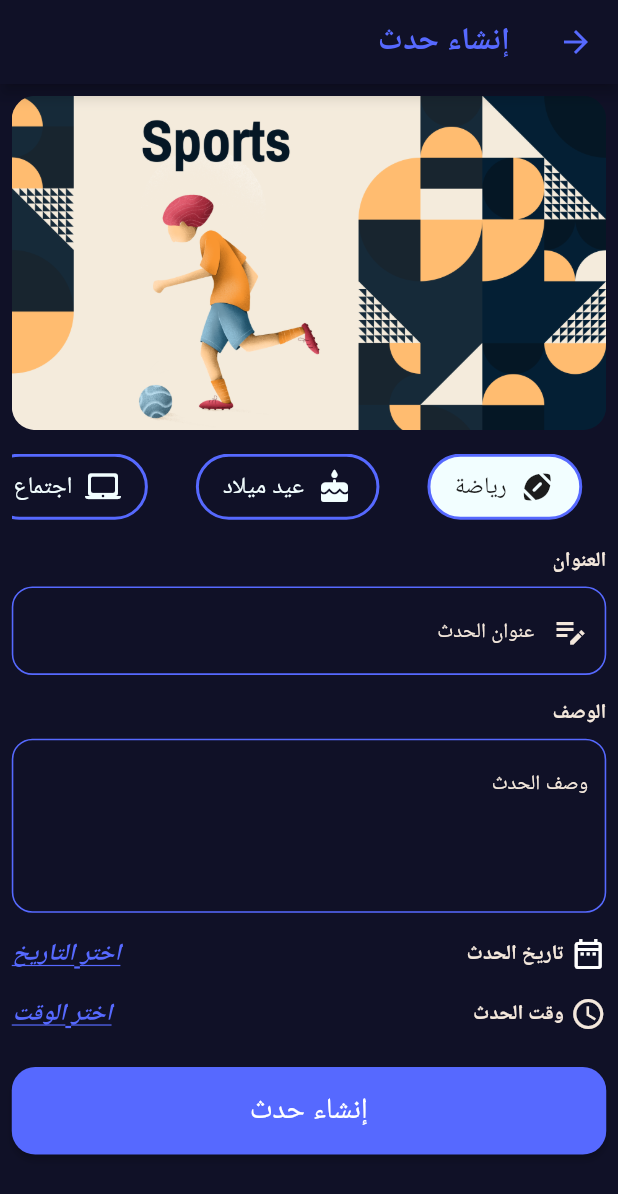
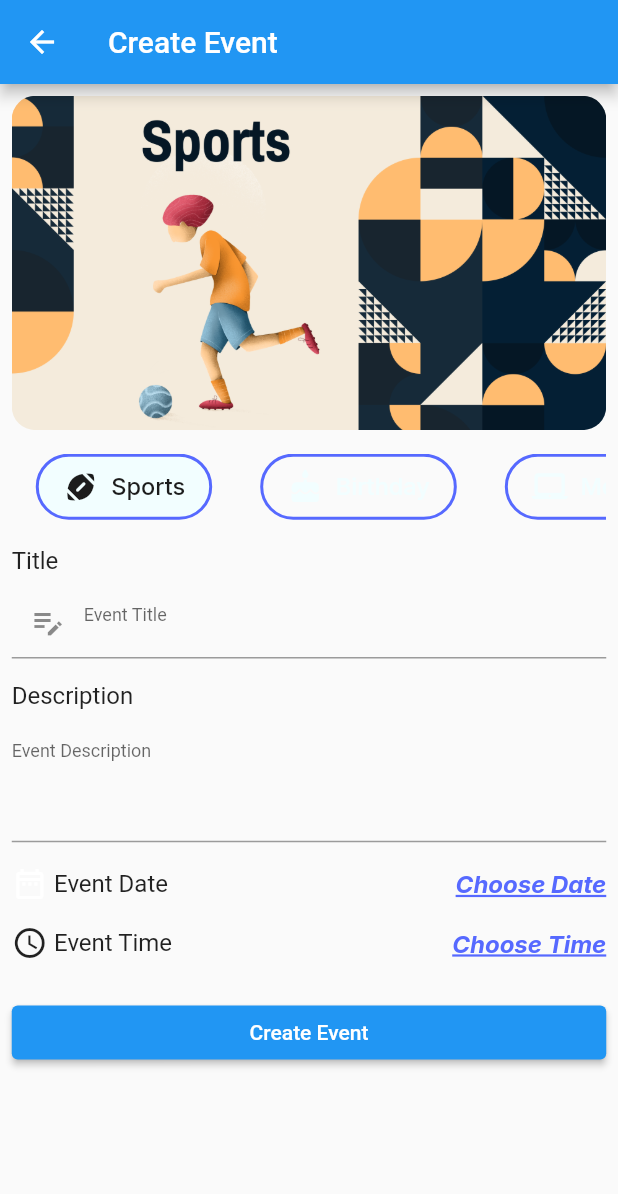
Before and after one commit to shaza28/Evently-_App, a Flutter app: the CreateEvent screen opened by its route, on a phone screen of 412 x 824 dp. Shown: the top 1194 px of the screen. Run offline on Flutter 3.47's test engine with Material 2 defaults, Android fonts, the light colour scheme and no system bars; our stand-ins replace flutter_screenutil, google_fonts, smooth_page_indicator.

Commit message:
dd localization files

````diff
--- a/lib/config/theme/theme_manager.dart
+++ b/lib/config/theme/theme_manager.dart
@@ -26,7 +26,7 @@
         type: BottomNavigationBarType.fixed,
         elevation: 0,
         selectedItemColor: AppColors.white,
-        unselectedItemColor: AppColors.white),
+        unselectedItemColor: AppColors.whiteBlue),
     floatingActionButtonTheme: FloatingActionButtonThemeData(
       shape:
           StadiumBorder(side: BorderSide(color: AppColors.white, width: 4.w)),
--- /dev/null
+++ b/lib/l10n/app_localizations.dart
@@ -0,0 +1,421 @@
+import 'dart:async';
+
+import 'package:flutter/foundation.dart';
+import 'package:flutter/widgets.dart';
+import 'package:flutter_localizations/flutter_localizations.dart';
+import 'package:intl/intl.dart' as intl;
+
+import 'app_localizations_ar.dart';
+import 'app_localizations_en.dart';
+
+// ignore_for_file: type=lint
+
+/// Callers can lookup localized strings with an instance of AppLocalizations
+/// returned by `AppLocalizations.of(context)`.
+///
+/// Applications need to include `AppLocalizations.delegate()` in their app's
+/// `localizationDelegates` list, and the locales they support in the app's
+/// `supportedLocales` list. For example:
+///
+/// ```dart
+/// import 'l10n/app_localizations.dart';
+///
+/// return MaterialApp(
+///   localizationsDelegates: AppLocalizations.localizationsDelegates,
+///   supportedLocales: AppLocalizations.supportedLocales,
+///   home: MyApplicationHome(),
+/// );
+/// ```
+///
+/// ## Update pubspec.yaml
+///
+/// Please make sure to update your pubspec.yaml to include the following
+/// packages:
+///
+/// ```yaml
+/// dependencies:
+///   # Internationalization support.
+///   flutter_localizations:
+///     sdk: flutter
+///   intl: any # Use the pinned version from flutter_localizations
+///
+///   # Rest of dependencies
+/// ```
+///
+/// ## iOS Applications
+///
+/// iOS applications define key application metadata, including supported
+/// locales, in an Info.plist file that is built into the application bundle.
+/// To configure the locales supported by your app, you’ll need to edit this
+/// file.
+///
+/// First, open your project’s ios/Runner.xcworkspace Xcode workspace file.
+/// Then, in the Project Navigator, open the Info.plist file under the Runner
+/// project’s Runner folder.
+///
+/// Next, select the Information Property List item, select Add Item from the
+/// Editor menu, then select Localizations from the pop-up menu.
+///
+/// Select and expand the newly-created Localizations item then, for each
+/// locale your application supports, add a new item and select the locale
+/// you wish to add from the pop-up menu in the Value field. This list should
+/// be consistent with the languages listed in the AppLocalizations.supportedLocales
+/// property.
+abstract class AppLocalizations {
+  AppLocalizations(String locale)
+      : localeName = intl.Intl.canonicalizedLocale(locale.toString());
+
+  final String localeName;
+
+  static AppLocalizations? of(BuildContext context) {
+    return Localizations.of<AppLocalizations>(context, AppLocalizations);
+  }
+
+  static const LocalizationsDelegate<AppLocalizations> delegate =
+      _AppLocalizationsDelegate();
+
+  /// A list of this localizations delegate along with the default localizations
+  /// delegates.
+  ///
+  /// Returns a list of localizations delegates containing this delegate along with
+  /// GlobalMaterialLocalizations.delegate, GlobalCupertinoLocalizations.delegate,
+  /// and GlobalWidgetsLocalizations.delegate.
+  ///
+  /// Additional delegates can be added by appending to this list in
+  /// MaterialApp. This list does not have to be used at all if a custom list
+  /// of delegates is preferred or required.
+  static const List<LocalizationsDelegate<dynamic>> localizationsDelegates =
+      <LocalizationsDelegate<dynamic>>[
+    delegate,
+    GlobalMaterialLocalizations.delegate,
+    GlobalCupertinoLocalizations.delegate,
+    GlobalWidgetsLocalizations.delegate,
+  ];
+
+  /// A list of this localizations delegate's supported locales.
+  static const List<Locale> supportedLocales = <Locale>[
+    Locale('ar'),
+    Locale('en')
+  ];
+
+  /// No description provided for @register.
+  ///
+  /// In en, this message translates to:
+  /// **'Register'**
+  String get register;
+
+  /// No description provided for @name.
+  ///
+  /// In en, this message translates to:
+  /// **'Name'**
+  String get name;
+
+  /// No description provided for @email.
+  ///
+  /// In en, this message translates to:
+  /// **'E-mail'**
+  String get email;
+
+  /// No description provided for @password.
+  ///
+  /// In en, this message translates to:
+  /// **'Re-password'**
+  String get password;
+
+  /// No description provided for @create_account.
+  ///
+  /// In en, this message translates to:
+  /// **'Create Account'**
+  String get create_account;
+
+  /// No description provided for @already_have_account.
+  ///
+  /// In en, this message translates to:
+  /// **'Already Have Account'**
+  String get already_have_account;
+
+  /// No description provided for @login.
+  ///
+  /// In en, this message translates to:
+  /// **'Login'**
+  String get login;
+
+  /// No description provided for @reset_password.
+  ///
+  /// In en, this message translates to:
+  /// **'Reset Password'**
+  String get reset_password;
+
+  /// No description provided for @re_password.
+  ///
+  /// In en, this message translates to:
+  /// **'Re Password'**
+  String get re_password;
+
+  /// No description provided for @forget_password.
+  ///
+  /// In en, this message translates to:
+  /// **'Forget Password'**
+  String get forget_password;
+
+  /// No description provided for @dont_have_account.
+  ///
+  /// In en, this message translates to:
+  /// **'Don\'t Have Account'**
+  String get dont_have_account;
+
+  /// No description provided for @login_with_google.
+  ///
+  /// In en, this message translates to:
+  /// **'Login With Google'**
+  String get login_with_google;
+
+  /// No description provided for @or.
+  ///
+  /// In en, this message translates to:
+  /// **'Or'**
+  String get or;
+
+  /// No description provided for @welcome_back.
+  ///
+  /// In en, this message translates to:
+  /// **'Welcome Back'**
+  String get welcome_back;
+
+  /// No description provided for @home.
+  ///
+  /// In en, this message translates to:
+  /// **'Home'**
+  String get home;
+
+  /// No description provided for @map.
+  ///
+  /// In en, this message translates to:
+  /// **'Map'**
+  String get map;
+
+  /// No description provided for @favourite.
+  ///
+  /// In en, this message translates to:
+  /// **'Favourite'**
+  String get favourite;
+
+  /// No description provided for @profile.
+  ///
+  /// In en, this message translates to:
+  /// **'Profile'**
+  String get profile;
+
+  /// No description provided for @search_for_event.
+  ///
+  /// In en, this message translates to:
+  /// **'Search For Event'**
+  String get search_for_event;
+
+  /// No description provided for @language.
+  ///
+  /// In en, this message translates to:
+  /// **'Language'**
+  String get language;
+
+  /// No description provided for @theme.
+  ///
+  /// In en, this message translates to:
+  /// **'Theme'**
+  String get theme;
+
+  /// No description provided for @dark.
+  ///
+  /// In en, this message translates to:
+  /// **'Dark'**
+  String get dark;
+
+  /// No description provided for @light.
+  ///
+  /// In en, this message translates to:
+  /// **'Light'**
+  String get light;
+
+  /// No description provided for @log_out.
+  ///
+  /// In en, this message translates to:
+  /// **'Log out'**
+  String get log_out;
+
+  /// No description provided for @create_event.
+  ///
+  /// In en, this message translates to:
+  /// **'Create Event'**
+  String get create_event;
+
+  /// No description provided for @title.
+  ///
+  /// In en, this message translates to:
+  /// **'Title'**
+  String get title;
+
+  /// No description provided for @event_title.
+  ///
+  /// In en, this message translates to:
+  /// **'Event Title'**
+  String get event_title;
+
+  /// No description provided for @description.
+  ///
+  /// In en, this message translates to:
+  /// **'Description'**
+  String get description;
+
+  /// No description provided for @event_description.
+  ///
+  /// In en, this message translates to:
+  /// **'Event Description'**
+  String get event_description;
+
+  /// No description provided for @event_time.
+  ///
+  /// In en, this message translates to:
+  /// **'Event Time'**
+  String get event_time;
+
+  /// No description provided for @event_date.
+  ///
+  /// In en, this message translates to:
+  /// **'Event Date'**
+  String get event_date;
+
+  /// No description provided for @choose_time.
+  ///
+  /// In en, this message translates to:
+  /// **'Choose Time'**
+  String get choose_time;
+
+  /// No description provided for @choose_date.
+  ///
+  /// In en, this message translates to:
+  /// **'Choose Date'**
+  String get choose_date;
+
+  /// No description provided for @location.
+  ///
+  /// In en, this message translates to:
+  /// **'Location'**
+  String get location;
+
+  /// No description provided for @choose_event_location.
+  ///
+  /// In en, this message translates to:
+  /// **'Choose Event Location'**
+  String get choose_event_location;
+
+  /// No description provided for @add_event.
+  ///
+  /// In en, this message translates to:
+  /// **'Add Event'**
+  String get add_event;
+
+  /// No description provided for @event_details.
+  ///
+  /// In en, this message translates to:
+  /// **'Event Details'**
+  String get event_details;
+
+  /// No description provided for @update_event.
+  ///
+  /// In en, this message translates to:
+  /// **'Update Event'**
+  String get update_event;
+
+  /// No description provided for @sports.
+  ///
+  /// In en, this message translates to:
+  /// **'Sports'**
+  String get sports;
+
+  /// No description provided for @birthday.
+  ///
+  /// In en, this message translates to:
+  /// **'Birthday'**
+  String get birthday;
+
+  /// No description provided for @meeting.
+  ///
+  /// In en, this message translates to:
+  /// **'Meeting'**
+  String get meeting;
+
+  /// No description provided for @eating.
+  ///
+  /// In en, this message translates to:
+  /// **'Eating'**
+  String get eating;
+
+  /// No description provided for @gaming.
+  ///
+  /// In en, this message translates to:
+  /// **'Gaming'**
+  String get gaming;
+
+  /// No description provided for @holiday.
+  ///
+  /// In en, this message translates to:
+  /// **'Holiday'**
+  String get holiday;
+
+  /// No description provided for @book_club.
+  ///
+  /// In en, this message translates to:
+  /// **'Book Club'**
+  String get book_club;
+
+  /// No description provided for @exhibition.
+  ///
+  /// In en, this message translates to:
+  /// **'Exhibition'**
+  String get exhibition;
+
+  /// No description provided for @work_shop.
+  ///
+  /// In en, this message translates to:
+  /// **'Work Shop'**
+  String get work_shop;
+
+  /// No description provided for @all.
+  ///
+  /// In en, this message translates to:
+  /// **'All'**
+  String get all;
+}
+
+class _AppLocalizationsDelegate
+    extends LocalizationsDelegate<AppLocalizations> {
+  const _AppLocalizationsDelegate();
+
+  @override
+  Future<AppLocalizations> load(Locale locale) {
+    return SynchronousFuture<AppLocalizations>(lookupAppLocalizations(locale));
+  }
+
+  @override
+  bool isSupported(Locale locale) =>
+      <String>['ar', 'en'].contains(locale.languageCode);
+
+  @override
+  bool shouldReload(_AppLocalizationsDelegate old) => false;
+}
+
+AppLocalizations lookupAppLocalizations(Locale locale) {
+  // Lookup logic when only language code is specified.
+  switch (locale.languageCode) {
+    case 'ar':
+      return AppLocalizationsAr();
+    case 'en':
+      return AppLocalizationsEn();
+  }
+
+  throw FlutterError(
+      'AppLocalizations.delegate failed to load unsupported locale "$locale". This is likely '
+      'an issue with the localizations generation tool. Please file an issue '
+      'on GitHub with a reproducible sample app and the gen-l10n configuration '
+      'that was used.');
+}
--- a/pubspec.yaml
+++ b/pubspec.yaml
@@ -14,7 +14,7 @@
   cupertino_icons: ^1.0.2
   flutter_screenutil: ^5.7.0
   google_fonts: ^4.0.4
-  intl: ^0.20.2
+  intl: ^0.17.0
   flutter_localizations:
     sdk: flutter
   smooth_page_indicator: ^1.1.0
````
Also changed, not shown: lib/l10n/app_localizations_ar.dart (added, +154 -0 lines), lib/l10n/app_localizations_en.dart (added, +154 -0 lines), lib/main.dart (+4 -4 lines), pubspec.lock, 1 other file.
